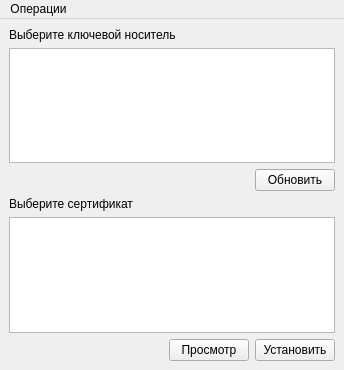
The window that token-manager-form.ui (bmakarenko/token-manager) describes before a commit, drawn with Qt 5.
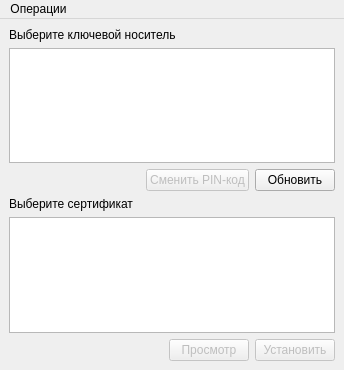
The same window after the commit. Icons and pictures are not drawn.

Commit message: Added change PIN feature

Diff of the .ui file:
```diff
--- a/token-manager-form.ui
+++ b/token-manager-form.ui
@@ -85,6 +85,16 @@
         </property>
        </spacer>
       </item>
+      <item>
+       <widget class="QPushButton" name="changePIN">
+        <property name="enabled">
+         <bool>false</bool>
+        </property>
+        <property name="text">
+         <string>Сменить PIN-код</string>
+        </property>
+       </widget>
+      </item>
       <item>
        <widget class="QPushButton" name="token_refresh">
         <property name="text">
@@ -125,6 +135,9 @@
       </item>
       <item>
        <widget class="QPushButton" name="cert_view">
+        <property name="enabled">
+         <bool>false</bool>
+        </property>
         <property name="text">
          <string>Просмотр</string>
         </property>
@@ -132,6 +145,9 @@
       </item>
       <item>
        <widget class="QPushButton" name="cert_install">
+        <property name="enabled">
+         <bool>false</bool>
+        </property>
         <property name="text">
          <string>Установить</string>
         </property>
```
Left out of the diff: 2 changed lines with no effect on the pictures. The commit also changes 2 other files.
